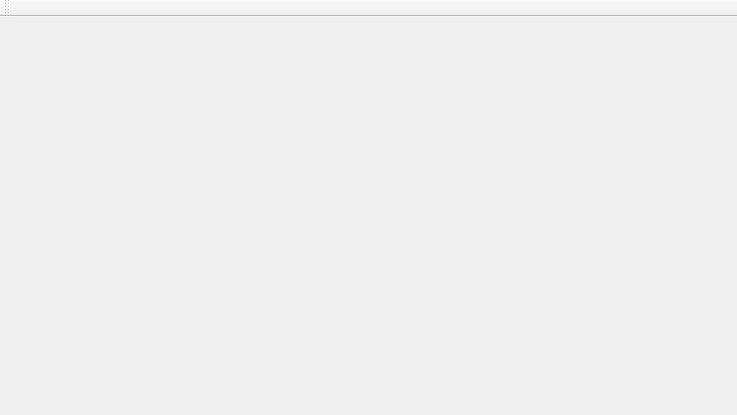
This is mainwindow.ui in omgunicorns/imPulse as Qt 5 draws it before an edit. The edited form follows.
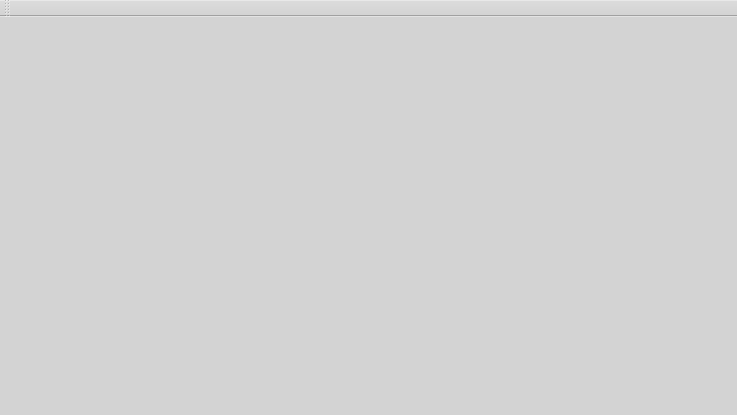
This is the edited form.

Commit message: added ReColor on labels

The edit to the form file:
```diff
--- a/mainwindow.ui
+++ b/mainwindow.ui
@@ -13,21 +13,10 @@
   <property name="windowTitle">
    <string>MainWindow</string>
   </property>
-  <widget class="QWidget" name="centralWidget">
-   <widget class="QLabel" name="label">
-    <property name="geometry">
-     <rect>
-      <x>110</x>
-      <y>150</y>
-      <width>111</width>
-      <height>181</height>
-     </rect>
-    </property>
-    <property name="text">
-     <string/>
-    </property>
-   </widget>
-  </widget>
+  <property name="styleSheet">
+   <string notr="true">background-color: lightgrey;</string>
+  </property>
+  <widget class="QWidget" name="centralWidget"/>
   <widget class="QToolBar" name="mainToolBar">
    <attribute name="toolBarArea">
     <enum>TopToolBarArea</enum>
```
The commit also changes 3 other files.
